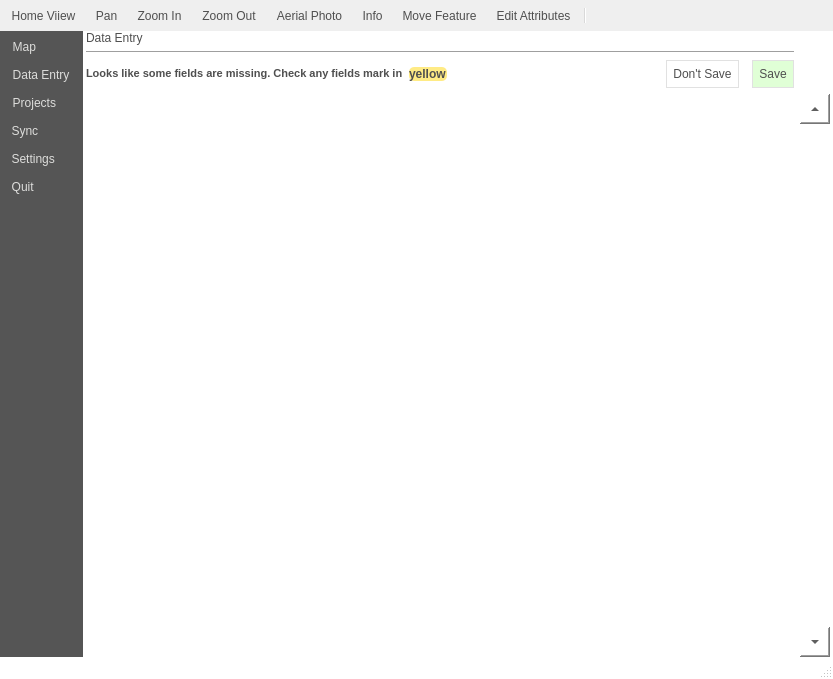
Before: the Qt Designer form src/qmap/ui_mainwindow.ui in roam-qgis/Roam, drawn with Qt 5.
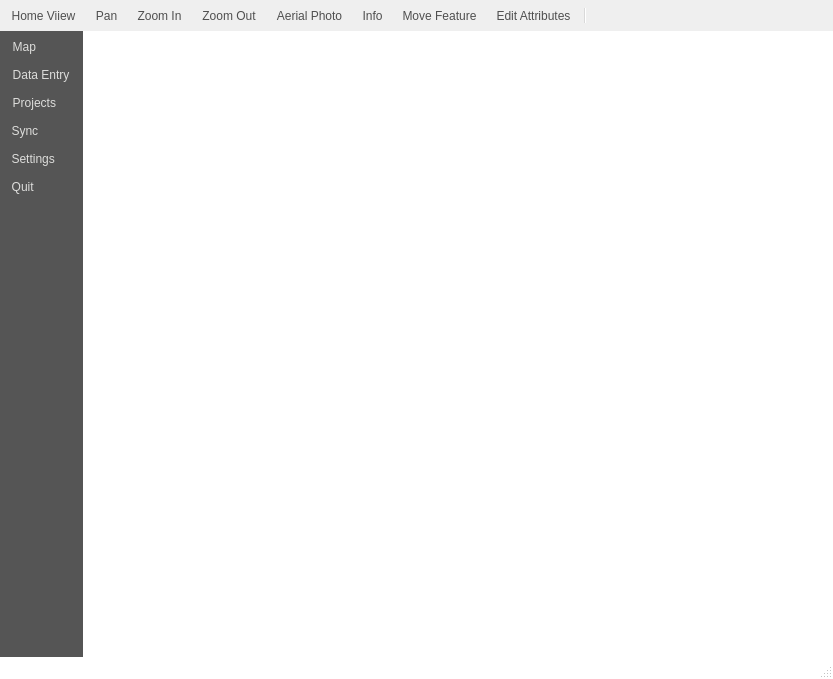
After: the same form once the commit is applied. Icons and pictures are not drawn. Custom widgets are drawn as their Qt base class.

Commit message: Add sync widget page. Move sync action to side panel.

What changed in the file:
```diff
--- a/src/qmap/ui_mainwindow.ui
+++ b/src/qmap/ui_mainwindow.ui
@@ -99,8 +99,11 @@
     </property>
     <item row="0" column="0">
      <widget class="QStackedWidget" name="stackedWidget">
+      <property name="styleSheet">
+       <string notr="true">background-color: rgb(255, 255, 255);</string>
+      </property>
       <property name="currentIndex">
-       <number>4</number>
+       <number>5</number>
       </property>
       <widget class="QWidget" name="canvas_page">
        <property name="styleSheet">
@@ -485,6 +488,13 @@
         </item>
        </layout>
       </widget>
+      <widget class="QWidget" name="syncpage">
+       <layout class="QGridLayout" name="gridLayout_2">
+        <property name="margin">
+         <number>0</number>
+        </property>
+       </layout>
+      </widget>
      </widget>
     </item>
    </layout>
```
Left out of the diff: 9 changed lines with no effect on the pictures. The commit also changes 7 other files.
